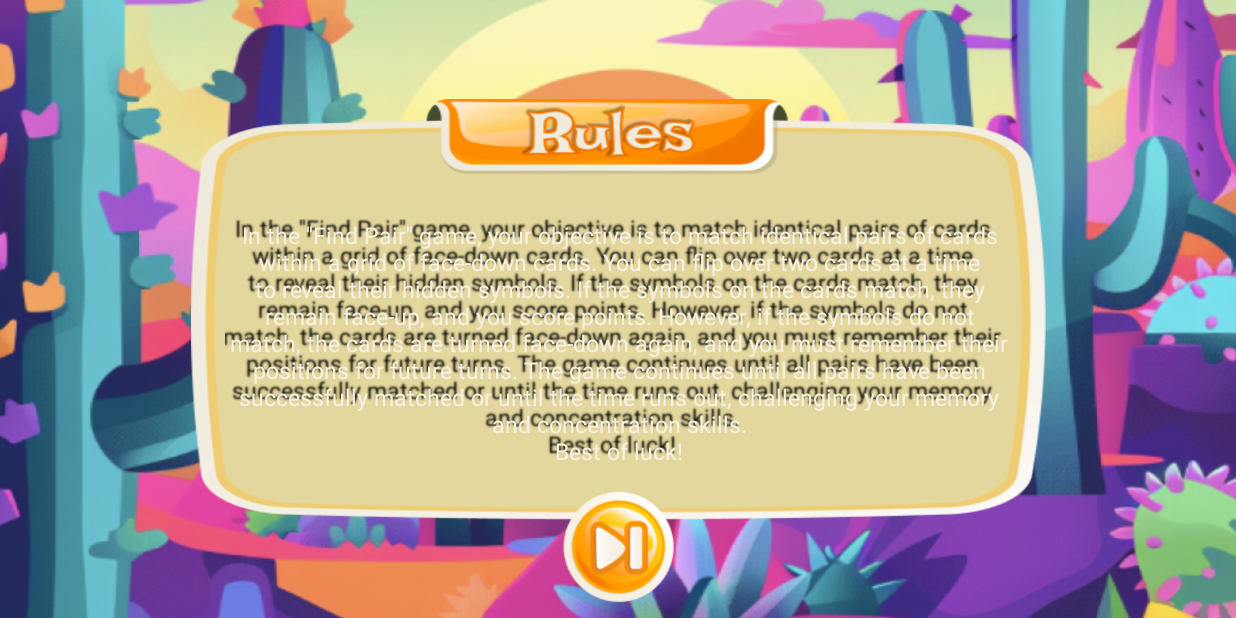
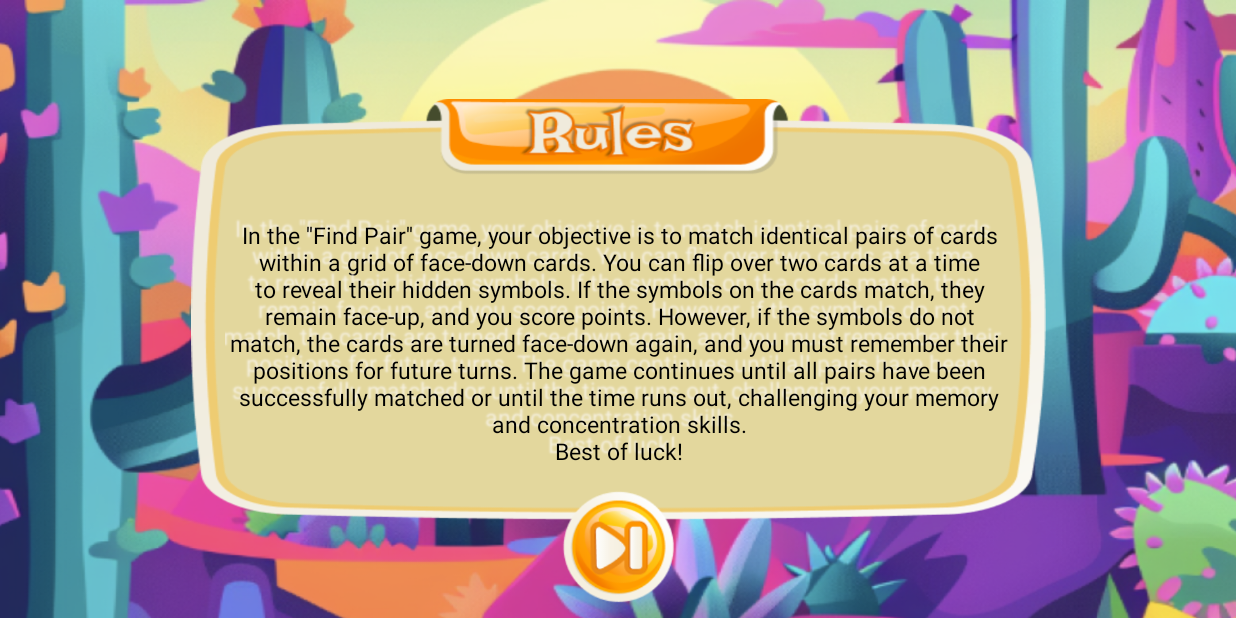
Before and after one commit to V-34-10/Adventure-Egypt, an Android app: the RulesActivity screen opened directly, with no data from a screen before it, on a phone screen of 824 x 412 dp (held sideways). Run offline under Robolectric (Android 15) with nearby library versions, the phone set to English and light mode, and no system bars; Roboto replaces fonts that are not available here.

Commit message:
UI ActivityRules: fix change colors shadow/text

```diff
--- a/app/src/main/res/layout/activity_rules.xml
+++ b/app/src/main/res/layout/activity_rules.xml
@@ -27,13 +27,13 @@
             android:layout_marginEnd="15dp"
             android:layout_marginBottom="35dp"
             android:fontFamily="@font/irish_grover"
-            android:shadowColor="@color/black"
+            android:shadowColor="@color/white_light"
             android:shadowDx="-7"
             android:shadowDy="-7"
             android:shadowRadius="1"
             android:text="@string/text_rules"
             android:textAlignment="center"
-            android:textColor="@color/white_light"
+            android:textColor="@color/black"
             android:textSize="@dimen/sp15"
             app:layout_constraintBottom_toBottomOf="parent"
             app:layout_constraintEnd_toEndOf="parent"
```
